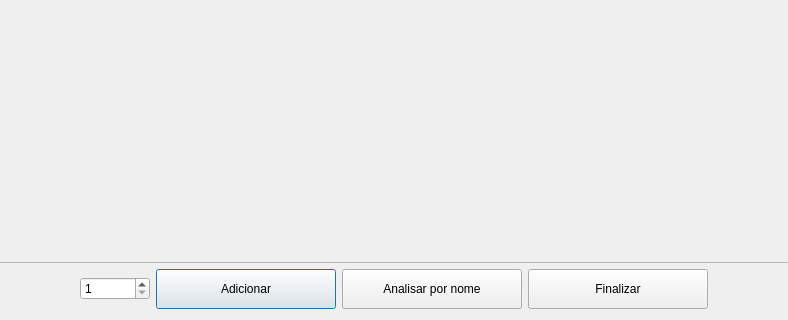
This is fastdoc/gui_app/widgets/sobjects_by_pics/pics_organizer/pics_organizer.ui in renatormc/dev_laudo_sinfweb as Qt 5 draws it before an edit; both pictures show x 216 to 1004 and y 578 to 898 of the 1219 by 898 pixel window. The edited form follows.
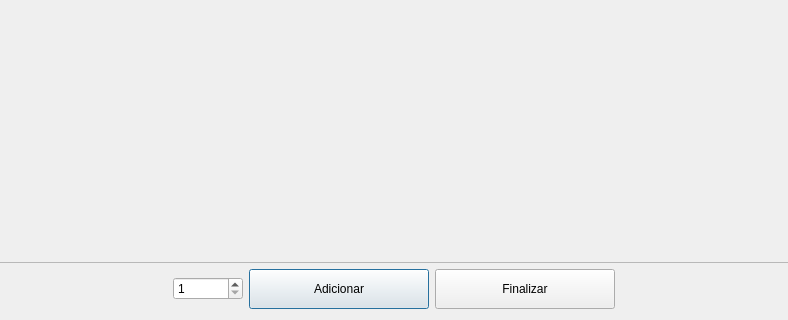
This is the edited form.

```diff
--- a/fastdoc/gui_app/widgets/sobjects_by_pics/pics_organizer/pics_organizer.ui
+++ b/fastdoc/gui_app/widgets/sobjects_by_pics/pics_organizer/pics_organizer.ui
@@ -177,19 +177,6 @@
        </property>
       </widget>
      </item>
-     <item>
-      <widget class="QPushButton" name="btn_analise_by_name">
-       <property name="minimumSize">
-        <size>
-         <width>180</width>
-         <height>40</height>
-        </size>
-       </property>
-       <property name="text">
-        <string>Analisar por nome</string>
-       </property>
-      </widget>
-     </item>
      <item>
       <widget class="QPushButton" name="btn_finish">
        <property name="minimumSize">
```
Left out of the diff: 2 changed lines with no effect on the pictures.
